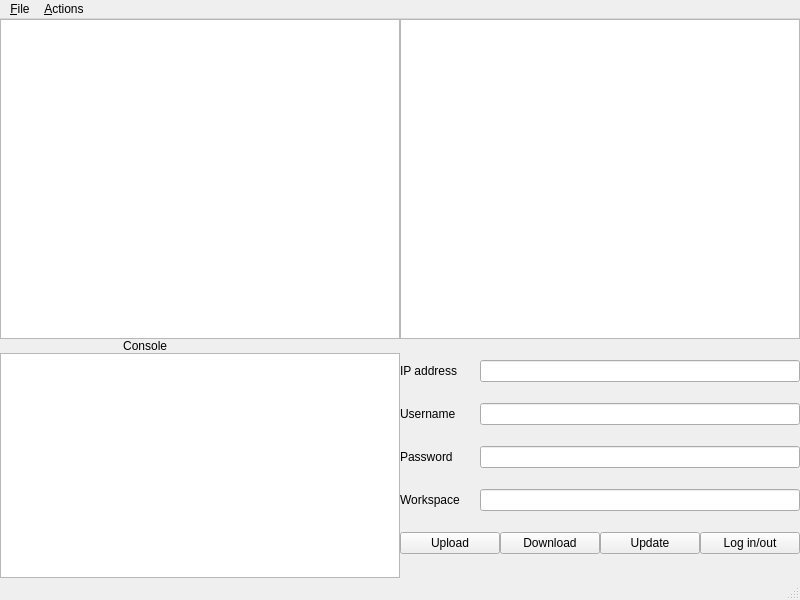
First picture: the form in mainwindow.ui, repository leibohan/simpleFTPserver, before the edit.
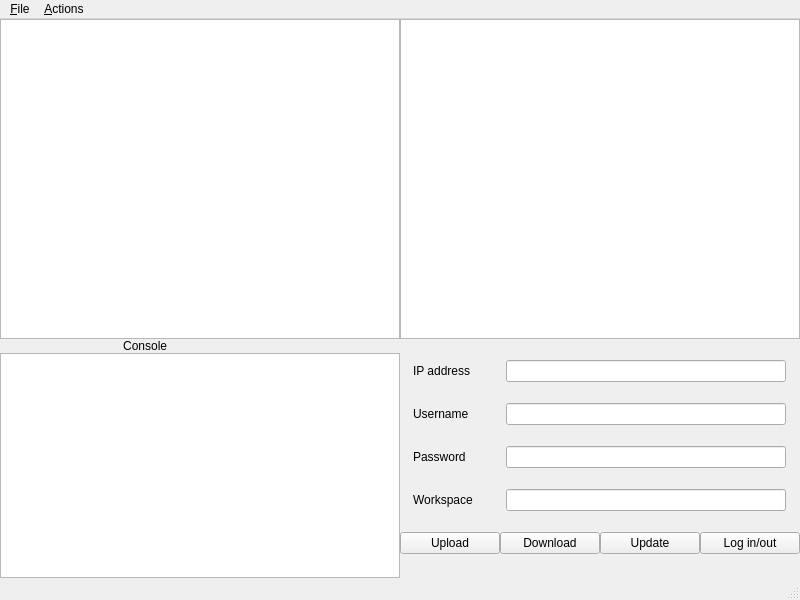
Second picture: the form after the edit.

Commit message: a furthur update for server list showing

What changed in the file:
```diff
--- a/mainwindow.ui
+++ b/mainwindow.ui
@@ -153,7 +153,7 @@
                <widget class="QLineEdit" name="ip_input">
                 <property name="maximumSize">
                  <size>
-                  <width>320</width>
+                  <width>280</width>
                   <height>16777215</height>
                  </size>
                 </property>
@@ -180,7 +180,7 @@
                <widget class="QLineEdit" name="name_input">
                 <property name="maximumSize">
                  <size>
-                  <width>320</width>
+                  <width>280</width>
                   <height>16777215</height>
                  </size>
                 </property>
@@ -207,7 +207,7 @@
                <widget class="QLineEdit" name="pw_input">
                 <property name="maximumSize">
                  <size>
-                  <width>320</width>
+                  <width>280</width>
                   <height>16777215</height>
                  </size>
                 </property>
@@ -219,6 +219,12 @@
              <layout class="QHBoxLayout" name="horizontalLayout_8">
               <item>
                <widget class="QLabel" name="label_5">
+                <property name="maximumSize">
+                 <size>
+                  <width>80</width>
+                  <height>20</height>
+                 </size>
+                </property>
                 <property name="text">
                  <string>Workspace</string>
                 </property>
@@ -228,7 +234,7 @@
                <widget class="QLineEdit" name="dir_input">
                 <property name="maximumSize">
                  <size>
-                  <width>320</width>
+                  <width>280</width>
                   <height>16777215</height>
                  </size>
                 </property>
```
Left out of the diff: 12 changed lines with no effect on the pictures. The commit also changes 2 other files.
